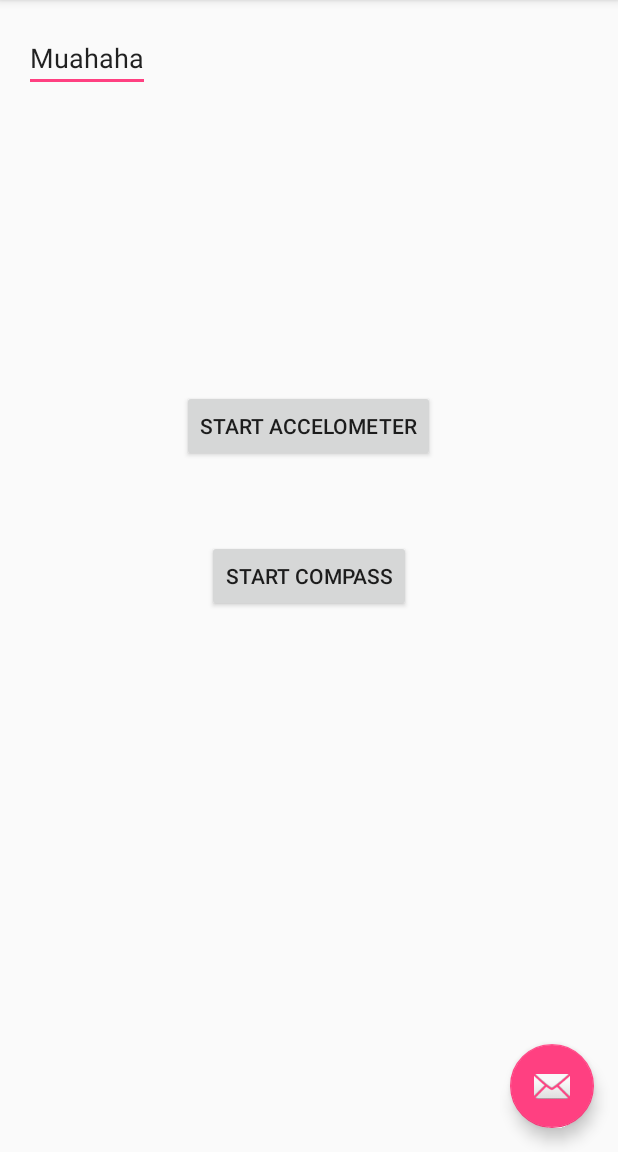
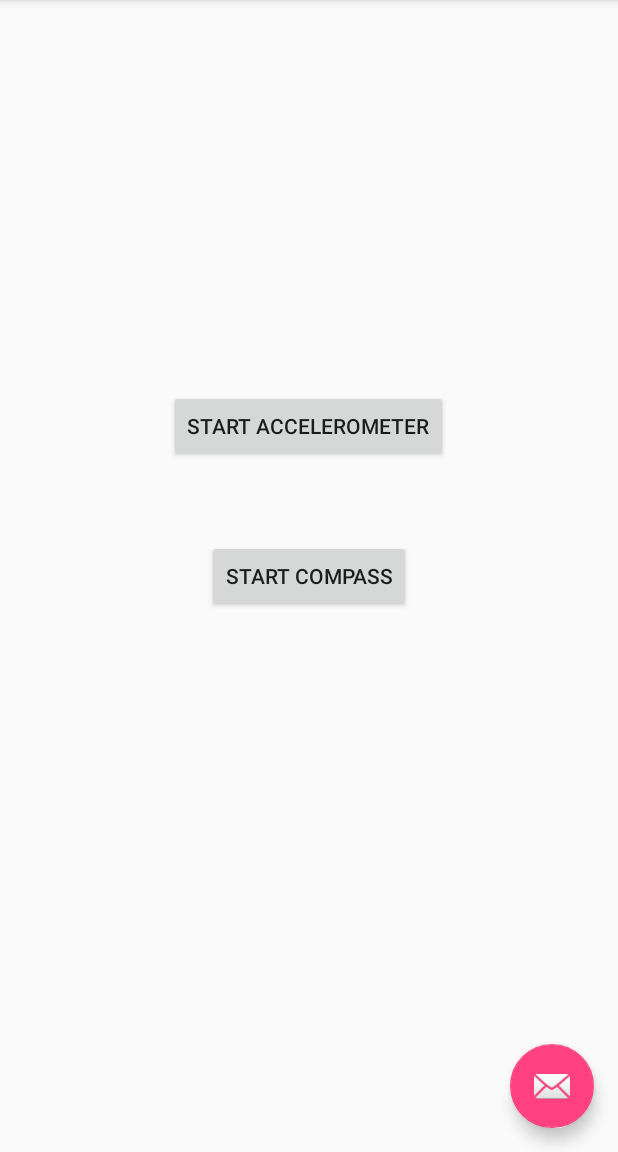
Before and after one commit to Sara59/Mycompass, an Android app: the screen it shows after launch (MyActivity), on a phone screen of 412 x 824 dp, the part 84-1236 px from its top. Run offline under Robolectric (Android 15) with nearby library versions, the phone set to English and light mode, and no system bars.

Commit message:
Accelerometer values

```diff
--- a/app/src/main/java/com/example/sara/mycompass/MyActivity.java
+++ b/app/src/main/java/com/example/sara/mycompass/MyActivity.java
@@ -1,5 +1,12 @@
 package com.example.sara.mycompass;
 
+
+import android.content.Context;
+import android.content.DialogInterface;
+import android.hardware.Sensor;
+import android.hardware.SensorEvent;
+import android.hardware.SensorEventListener;
+import android.hardware.SensorManager;
 import android.os.Bundle;
 import android.support.design.widget.FloatingActionButton;
 import android.support.design.widget.Snackbar;
@@ -7,10 +14,20 @@ import android.support.v7.app.AppCompatActivity;
 import android.support.v7.widget.Toolbar;
 import android.view.View;
 import android.view.Menu;
+import android.content.DialogInterface.OnClickListener;
+import android.app.AlertDialog;
 import android.view.MenuItem;
 import android.widget.Button;
 
-public class MyActivity extends AppCompatActivity {
+
+public class MyActivity extends AppCompatActivity implements SensorEventListener {
+    private SensorManager senSensorManager;
+    private Sensor senAccelerometer;
+    private long lastUpdate = 0;
+    private float last_x, last_y, last_z;
+
+    private AlertDialog mAboutDialog;
+
 
     @Override
     protected void onCreate(Bundle savedInstanceState) {
@@ -18,6 +35,11 @@ public class MyActivity extends AppCompatActivity {
         setContentView(R.layout.activity_my);
         Toolbar toolbar = (Toolbar) findViewById(R.id.toolbar);
         setSupportActionBar(toolbar);
+
+        senSensorManager = (SensorManager) getSystemService(Context.SENSOR_SERVICE);
+        senAccelerometer = senSensorManager.getDefaultSensor(Sensor.TYPE_ACCELEROMETER);
+        senSensorManager.registerListener(this, senAccelerometer, SensorManager.SENSOR_DELAY_NORMAL);
+
 
         FloatingActionButton fab = (FloatingActionButton) findViewById(R.id.fab);
         fab.setOnClickListener(new View.OnClickListener() {
@@ -31,8 +53,17 @@ public class MyActivity extends AppCompatActivity {
         button.setOnClickListener(new View.OnClickListener() {
             @Override
             public void onClick(View view) {
-                Snackbar.make(view, "Replace with your own action", Snackbar.LENGTH_LONG)
-                        .setAction("Action", null).show();
+                Context context = view.getContext();
+                mAboutDialog = new AlertDialog.Builder(context)
+                        .setTitle("Accelerometer värden")
+                        .setMessage("x = " + Float.toString(last_x) + "\ny = " + Float.toString(last_y) + "\nz = " + Float.toString(last_z))
+                .setPositiveButton("ok", new OnClickListener() {
+                    @Override
+                    public void onClick(DialogInterface dialog, int which) {
+                        dialog.dismiss();
+                    }
+                })
+                        .show();
             }
         });
         Button compass = (Button) findViewById(R.id.button2);
@@ -43,6 +74,10 @@ public class MyActivity extends AppCompatActivity {
                         .setAction("Action", null).show();
             }
         });
+    }
+
+    /** Called when the user clicks the button1 */
+    public void sendMessage(View view) {
     }
 
     @Override
@@ -66,4 +101,45 @@ public class MyActivity extends AppCompatActivity {
 
         return super.onOptionsItemSelected(item);
     }
+
+    @Override
+    public void onSensorChanged(SensorEvent event) {
+        Sensor mySensor = event.sensor;
+        float x = 0;
+        float y = 0;
+        float z = 0;
+
+        if (mySensor.getType() == Sensor.TYPE_ACCELEROMETER) {
+            x = event.values[0];
+            y = event.values[1];
+            z = event.values[2];
+        }
+        long curTime = System.currentTimeMillis();
+
+        if ((curTime - lastUpdate) > 100) {
+            long diffTime = (curTime - lastUpdate);
+            lastUpdate = curTime;
+        }
+
+        last_x = x;
+        last_y = y;
+        last_z = z;
+
+    }
+
+    @Override
+    public void onAccuracyChanged(Sensor sensor, int accuracy) {
+
+    }
+
+    protected void onPause() {
+        super.onPause();
+        senSensorManager.unregisterListener(this);
+    }
+
+    protected void onResume() {
+        super.onResume();
+        senSensorManager.registerListener(this, senAccelerometer, SensorManager.SENSOR_DELAY_NORMAL);
+    }
+
 }
--- a/app/src/main/res/layout/content_my.xml
+++ b/app/src/main/res/layout/content_my.xml
@@ -12,25 +12,16 @@
     tools:context="com.example.sara.mycompass.MyActivity"
     tools:showIn="@layout/activity_my">
 
-    <EditText
-        android:layout_width="wrap_content"
-        android:layout_height="wrap_content"
-        android:text="Muahaha"
-        android:id="@+id/textView"
-        android:layout_alignParentTop="true"
-        android:layout_alignParentLeft="true"
-        android:layout_alignParentStart="true"
-        android:inputType="none" />
-
     <Button
         android:layout_width="wrap_content"
         android:layout_height="wrap_content"
-        android:text="Start accelometer"
+        android:text="Start accelerometer"
         android:id="@+id/button"
         android:clickable="true"
         android:layout_above="@+id/button2"
         android:layout_centerHorizontal="true"
-        android:layout_marginBottom="52dp" />
+        android:layout_marginBottom="52dp"
+        android:onClick="showAccelerometer" />
 
     <Button
         android:layout_width="wrap_content"
@@ -42,4 +33,5 @@
         android:clickable="true"
         android:contextClickable="false" />
 
+
 </RelativeLayout>
```
